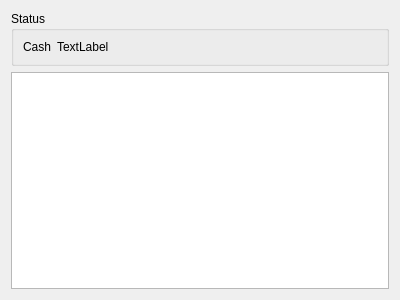
martin-kudlicka/roulette-bot, file source/casinodialog.ui: the form before one commit.
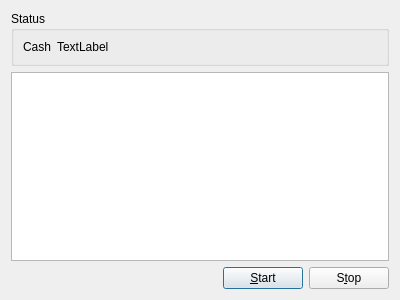
The form after the commit.

Commit message: - configure button + casinos configurable in options

```diff
--- a/source/casinodialog.ui
+++ b/source/casinodialog.ui
@@ -44,6 +44,37 @@
      </property>
     </widget>
    </item>
+   <item>
+    <layout class="QHBoxLayout" name="horizontalLayout">
+     <item>
+      <spacer name="horizontalSpacer">
+       <property name="orientation">
+        <enum>Qt::Horizontal</enum>
+       </property>
+       <property name="sizeHint" stdset="0">
+        <size>
+         <width>40</width>
+         <height>20</height>
+        </size>
+       </property>
+      </spacer>
+     </item>
+     <item>
+      <widget class="QPushButton" name="qpbStart">
+       <property name="text">
+        <string>&amp;Start</string>
+       </property>
+      </widget>
+     </item>
+     <item>
+      <widget class="QPushButton" name="qpbStop">
+       <property name="text">
+        <string>S&amp;top</string>
+       </property>
+      </widget>
+     </item>
+    </layout>
+   </item>
   </layout>
  </widget>
  <resources/>
```
The commit also changes 12 other files.
